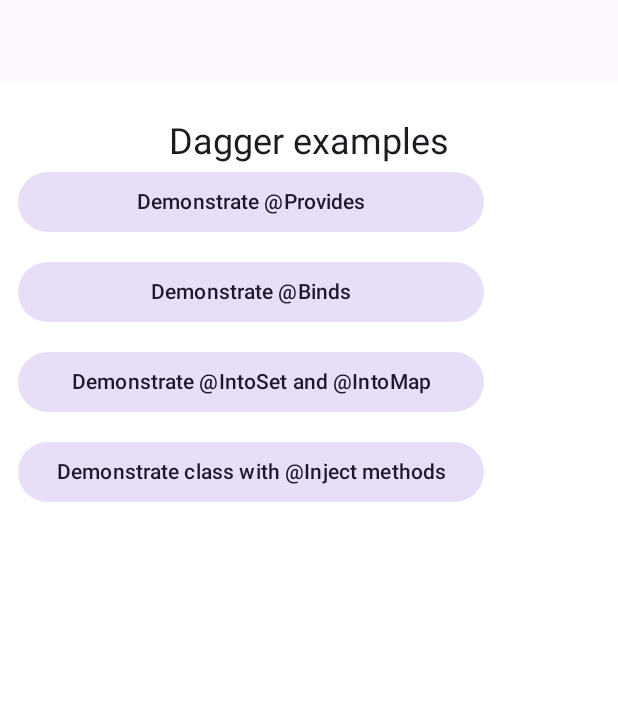
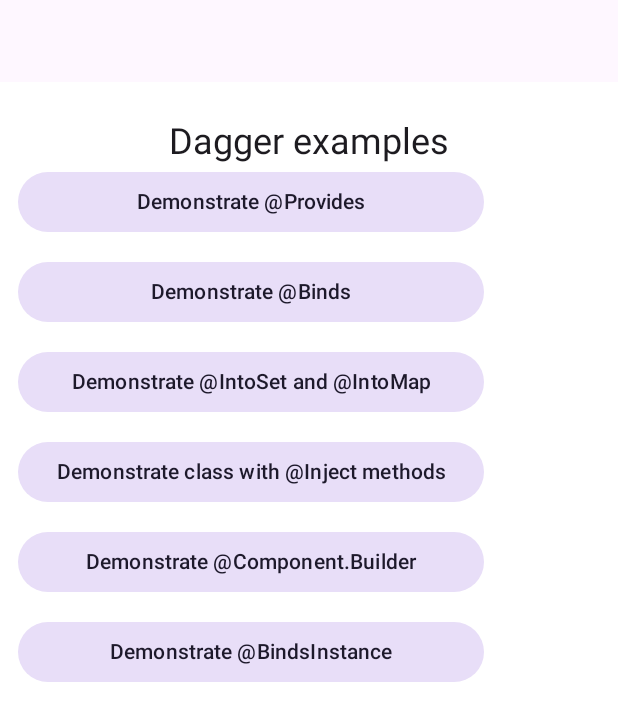
Before and after one commit to piterrus0102/Dagger2Trainee, an Android app built with Jetpack Compose: the screen it shows after launch (MainActivity), on a phone screen of 412 x 824 dp. Shown: the top 721 px of the screen. Run offline under Robolectric (Android 15) with nearby library versions, the phone set to English and light mode, and no system bars; our stand-ins replace Dagger/Hilt's generated code.

Commit message:
- added explanation @Builder.Component - added explanation @BindsInstance

```diff
--- a/app/src/main/java/com/piterrus/dagger2/App.kt
+++ b/app/src/main/java/com/piterrus/dagger2/App.kt
@@ -2,6 +2,7 @@ package com.piterrus.dagger2
 
 import androidx.multidex.MultiDexApplication
 import com.piterrus.dagger2.di.AppComponent
+import com.piterrus.dagger2.di.AppModule
 import com.piterrus.dagger2.di.DaggerAppComponent
 
 class App : MultiDexApplication() {
@@ -15,7 +16,7 @@ class App : MultiDexApplication() {
         super.onCreate()
         appComponent = DaggerAppComponent
             .builder()
-            .application(this)
+            .appModule(AppModule(this))
             .build()
 
     }
--- a/app/src/main/java/com/piterrus/dagger2/di/AppComponent.kt
+++ b/app/src/main/java/com/piterrus/dagger2/di/AppComponent.kt
@@ -1,5 +1,6 @@
 package com.piterrus.dagger2.di
 
+import android.content.Context
 import android.content.SharedPreferences
 import com.piterrus.dagger2.App
 import dagger.BindsInstance
@@ -15,12 +16,7 @@ import kotlinx.coroutines.CoroutineDispatcher
 )
 interface AppComponent {
 
-    @Component.Builder
-    interface Builder {
-        fun build(): AppComponent
-        @BindsInstance
-        fun application(application: App): Builder
-    }
+    fun context(): Context
     fun coroutineDispatcher(): CoroutineDispatcher
     fun appSharedPreferences(): SharedPreferences
 }
--- a/app/src/main/java/com/piterrus/dagger2/navigation/NavHostScreen.kt
+++ b/app/src/main/java/com/piterrus/dagger2/navigation/NavHostScreen.kt
@@ -10,7 +10,9 @@ import androidx.navigation.compose.composable
 import com.piterrus.dagger2.R
 import com.piterrus.dagger2.presentation.activity.MainActivityIntent
 import com.piterrus.dagger2.presentation.activity.MainActivityView
+import com.piterrus.dagger2.presentation.binds_instance.ui.BindsInstanceScreen
 import com.piterrus.dagger2.presentation.binds_screen.ui.BindsScreen
+import com.piterrus.dagger2.presentation.builder_screen.ui.BuilderScreen
 import com.piterrus.dagger2.presentation.inject_method_screen.ui.InjectMethodScreen
 import com.piterrus.dagger2.presentation.into_set_and_into_map_screen.ui.IntoSetAndIntoMapScreen
 import com.piterrus.dagger2.presentation.provides_screen.ui.ProvidesScreen
@@ -50,6 +52,16 @@ fun NavHostScreen(
                             onChangeTitle.invoke(context.getString(R.string.class_with_inject_methods))
                             navController.navigate(Screens.InjectMethodScreen.route)
                         }
+
+                        MainActivityIntent.OnBuilderClick -> {
+                            onChangeTitle.invoke(context.getString(R.string.component_builder))
+                            navController.navigate(Screens.BuilderScreen.route)
+                        }
+
+                        MainActivityIntent.OnBindsInstanceClick -> {
+                            onChangeTitle.invoke(context.getString(R.string.binds_instance))
+                            navController.navigate(Screens.BindsInstanceScreen.route)
+                        }
                     }
                 }
             )
@@ -78,5 +90,17 @@ fun NavHostScreen(
         ) {
             InjectMethodScreen()
         }
+
+        composable(
+            route = Screens.BuilderScreen.route
+        ) {
+            BuilderScreen()
+        }
+
+        composable(
+            route = Screens.BindsInstanceScreen.route
+        ) {
+            BindsInstanceScreen()
+        }
     }
 }
--- a/app/src/main/java/com/piterrus/dagger2/navigation/Screens.kt
+++ b/app/src/main/java/com/piterrus/dagger2/navigation/Screens.kt
@@ -5,5 +5,7 @@ enum class Screens(val route: String) {
     ProvidesScreen("ProvidesScreen"),
     BindsScreen("BindsScreen"),
     IntoSetAndIntoMaScreen("IntoSetAndIntoMaScreen"),
-    InjectMethodScreen("InjectMethodScreen")
+    InjectMethodScreen("InjectMethodScreen"),
+    BuilderScreen("BuilderScreen"),
+    BindsInstanceScreen("BindsInstanceScreen")
 }
--- a/app/src/main/java/com/piterrus/dagger2/presentation/activity/MainActivityIntent.kt
+++ b/app/src/main/java/com/piterrus/dagger2/presentation/activity/MainActivityIntent.kt
@@ -9,4 +9,8 @@ sealed class MainActivityIntent {
     data object OnIntoSetAndIntoMapClick : MainActivityIntent()
 
     data object OnInjectMethodClick : MainActivityIntent()
+
+    data object OnBuilderClick : MainActivityIntent()
+
+    data object OnBindsInstanceClick : MainActivityIntent()
 }
--- a/app/src/main/java/com/piterrus/dagger2/presentation/activity/MainActivityView.kt
+++ b/app/src/main/java/com/piterrus/dagger2/presentation/activity/MainActivityView.kt
@@ -93,6 +93,32 @@ fun MainActivityView(
                     )
                 }
             )
+
+            FilledTonalButton(
+                modifier = Modifier.fillMaxWidth(0.8F),
+                onClick = {
+                    onIntent.invoke(MainActivityIntent.OnBuilderClick)
+                },
+                content = {
+                    Text(
+                        text = stringResource(id = R.string.component_builder),
+                        textAlign = TextAlign.Center
+                    )
+                }
+            )
+
+            FilledTonalButton(
+                modifier = Modifier.fillMaxWidth(0.8F),
+                onClick = {
+                    onIntent.invoke(MainActivityIntent.OnBindsInstanceClick)
+                },
+                content = {
+                    Text(
+                        text = stringResource(id = R.string.binds_instance),
+                        textAlign = TextAlign.Center
+                    )
+                }
+            )
         }
     }
 }
--- a/app/src/main/res/values/strings.xml
+++ b/app/src/main/res/values/strings.xml
@@ -7,5 +7,8 @@
     <string name="binds">Demonstrate @Binds</string>
     <string name="into_set_and_into_map">Demonstrate @IntoSet and @IntoMap</string>
     <string name="class_with_inject_methods">Demonstrate class with @Inject methods</string>
+    <string name="component_builder">Demonstrate @Component.Builder</string>
+    <string name="binds_instance">Demonstrate @BindsInstance</string>
+
 
 </resources>
```
Also changed, not shown: app/src/main/java/com/piterrus/dagger2/di/AppModule.kt (+9 -3 lines), app/src/main/java/com/piterrus/dagger2/di/modules/binds_instance/BindsInstanceModule.kt (added, +15 -0 lines), app/src/main/java/com/piterrus/dagger2/di/modules/binds_instance/Qualifiers.kt (added, +7 -0 lines), app/src/main/java/com/piterrus/dagger2/di/modules/builder/BuilderModule.kt (added, +14 -0 lines), app/src/main/java/com/piterrus/dagger2/presentation/binds_instance/di/BindsInstanceComponent.kt (added, +30 -0 lines), app/src/main/java/com/piterrus/dagger2/presentation/binds_instance/ui/BindsInstanceScreen.kt (added, +49 -0 lines), app/src/main/java/com/piterrus/dagger2/presentation/builder_screen/di/BuilderComponent.kt (added, +26 -0 lines), app/src/main/java/com/piterrus/dagger2/presentation/builder_screen/ui/BuilderScreen.kt (added, +38 -0 lines).
